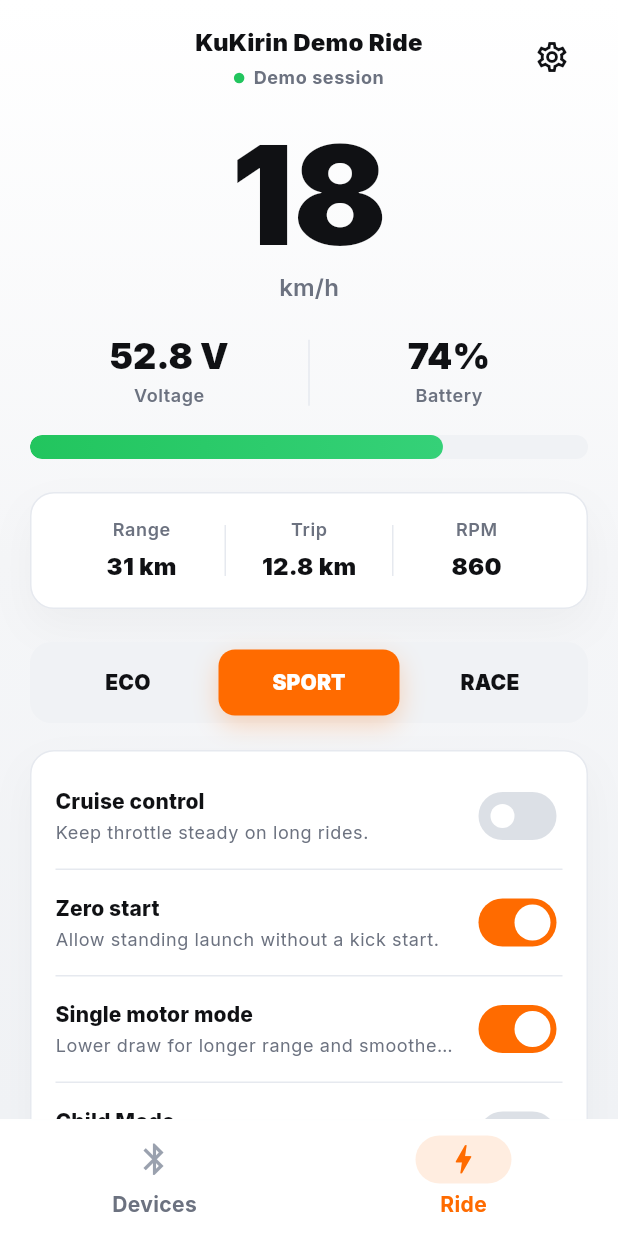
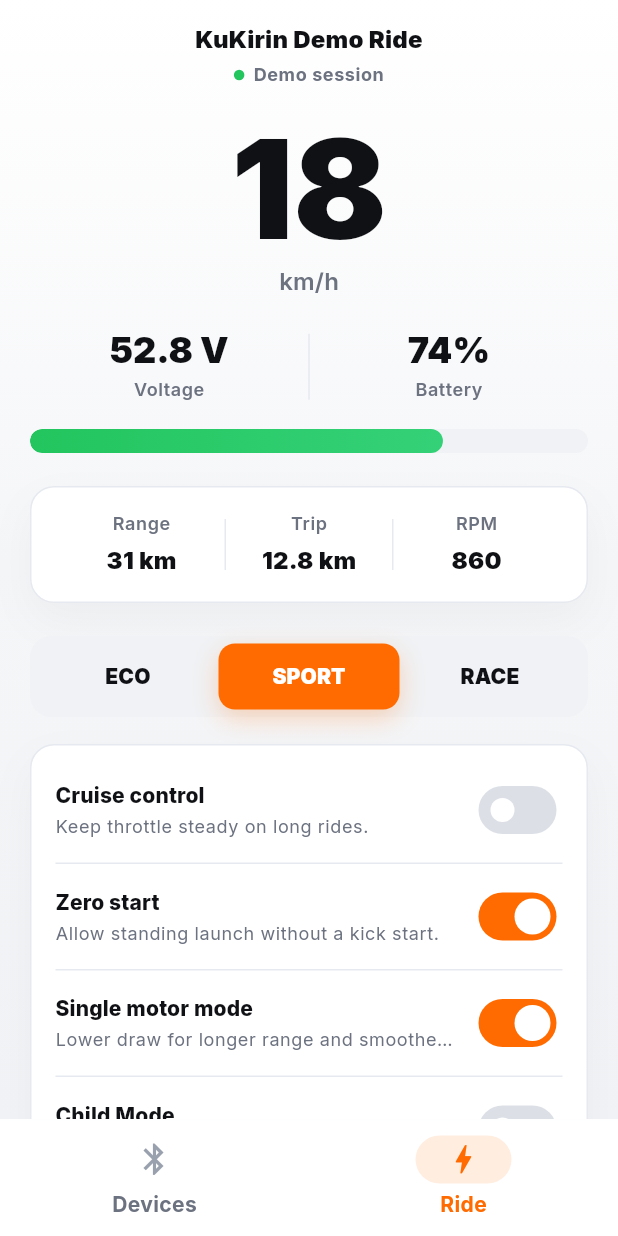
Before and after one commit to NikLaaaa/kukirin-control-ios, a Flutter app: the screen it shows after launch, after a tap on "Scan", after a tap on "Demo", on a phone screen of 412 x 824 dp. Run offline on Flutter 3.47's test engine with Material 3 defaults, Android fonts, the phone set to English and light mode, and no system bars; our stand-ins replace google_fonts; missing offline and left inert: flutter_reactive_ble; statements that could not run were skipped.

Commit message:
Remove settings button from dashboard screen
Removed the settings button from the dashboard screen.

```diff
--- a/lib/src/screens/dashboard_screen.dart
+++ b/lib/src/screens/dashboard_screen.dart
@@ -115,17 +115,6 @@
               ],
             ),
           ],
-        ),
-        Align(
-          alignment: Alignment.centerRight,
-          child: IconButton(
-            onPressed: () => controller.setSelectedTab(
-              ScooterAppController.protocolTabIndex,
-            ),
-            icon: const Icon(Icons.settings_outlined),
-            color: AppPalette.textPrimary,
-            tooltip: 'Protocol',
-          ),
         ),
       ],
     );
@@ -657,6 +646,7 @@
   const _SessionPanel({required this.controller, required this.snapshot});
 
   final ScooterAppController controller;
+
   final ScooterSnapshot snapshot;
 
   @override
```
